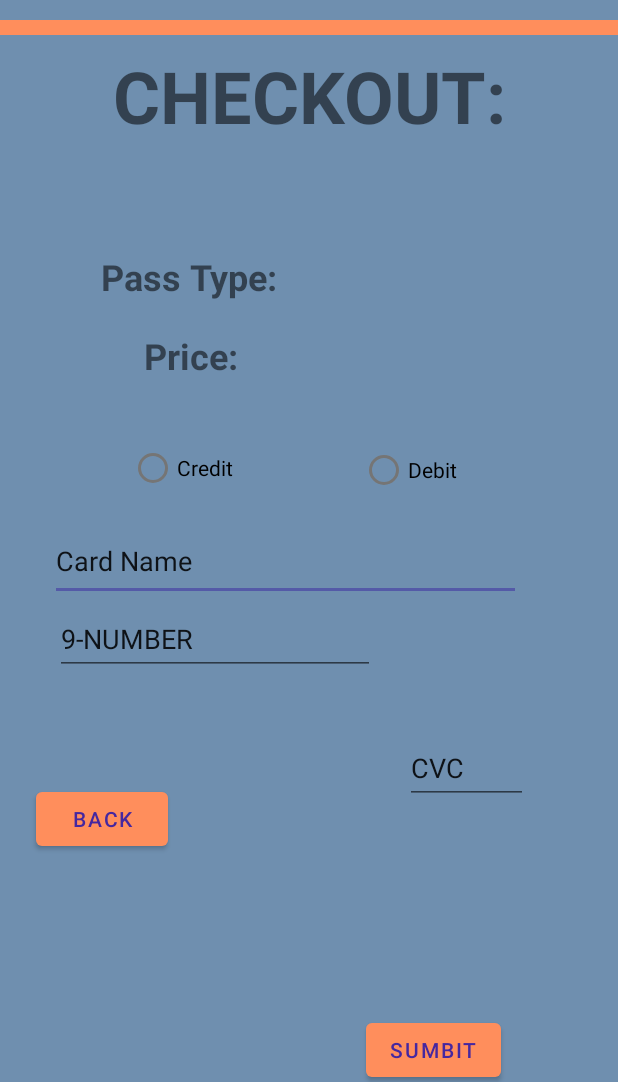
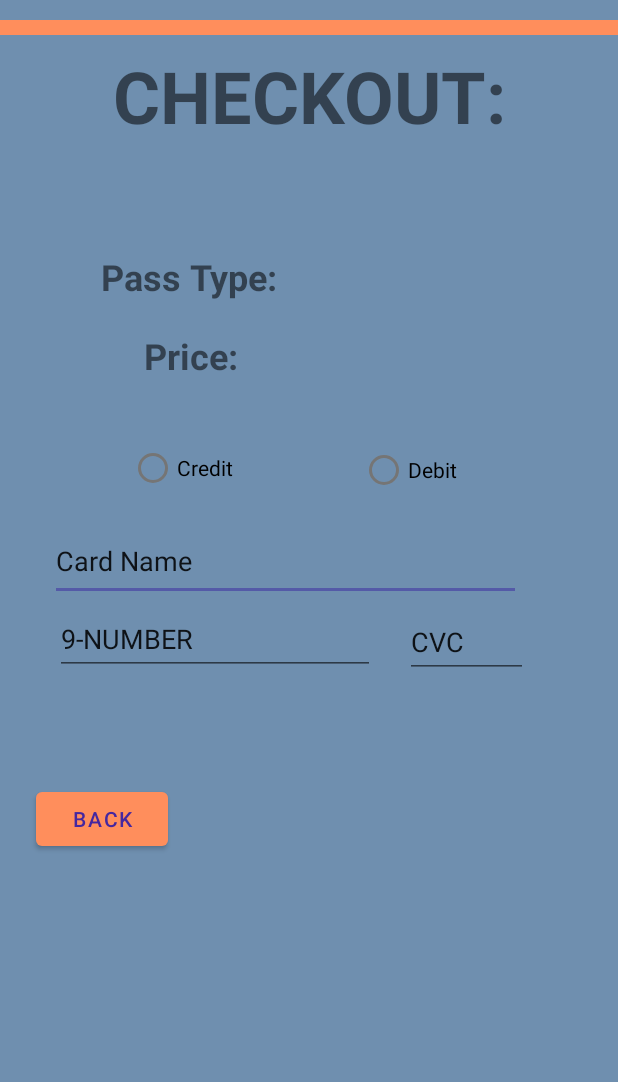
Before and after one commit to erikgraybill/onestop, an Android app: the CreditCardInfo screen opened directly, with no data from a screen before it, on a phone screen of 412 x 824 dp, the part 154-1236 px from its top. Run offline under Robolectric (Android 15) with nearby library versions, the phone set to English and light mode, and no system bars.

Commit message:
CVC change

```diff
--- a/app/src/main/res/layout/onestop_credit_card_info.xml
+++ b/app/src/main/res/layout/onestop_credit_card_info.xml
@@ -169,7 +169,7 @@
             android:layout_width="82dp"
             android:layout_height="48dp"
             android:layout_marginEnd="60dp"
-            android:layout_marginBottom="8dp"
+            android:layout_marginBottom="260dp"
             android:autofillHints="CVC"
             android:ems="10"
             android:inputType="numberSigned"
```
